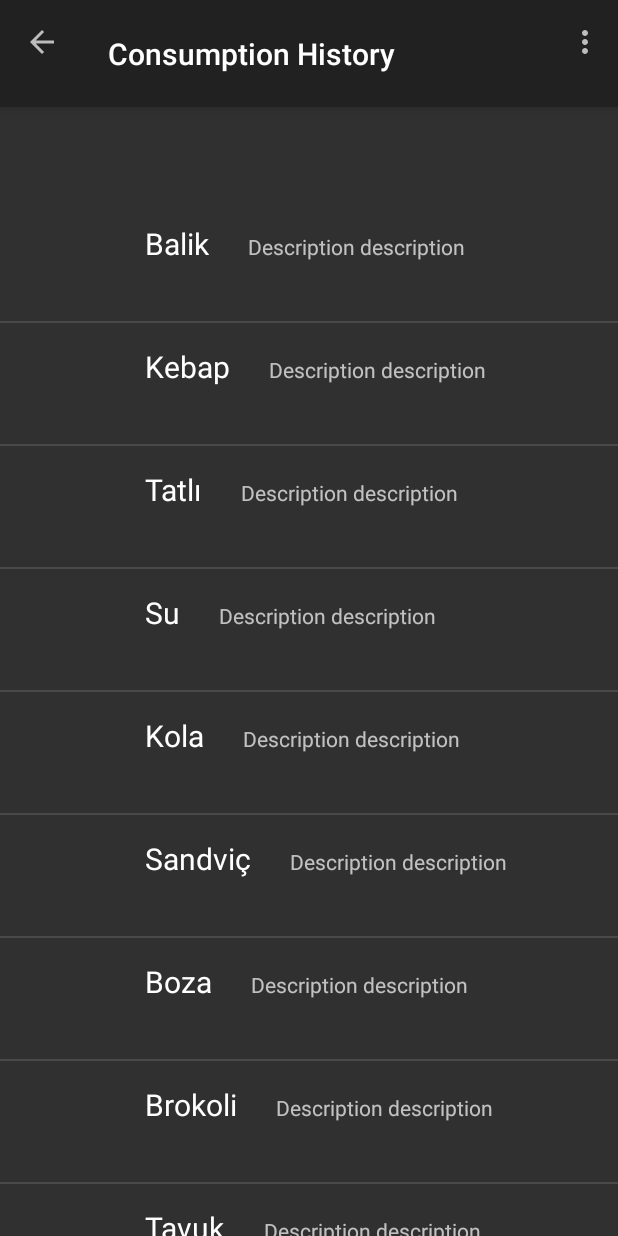
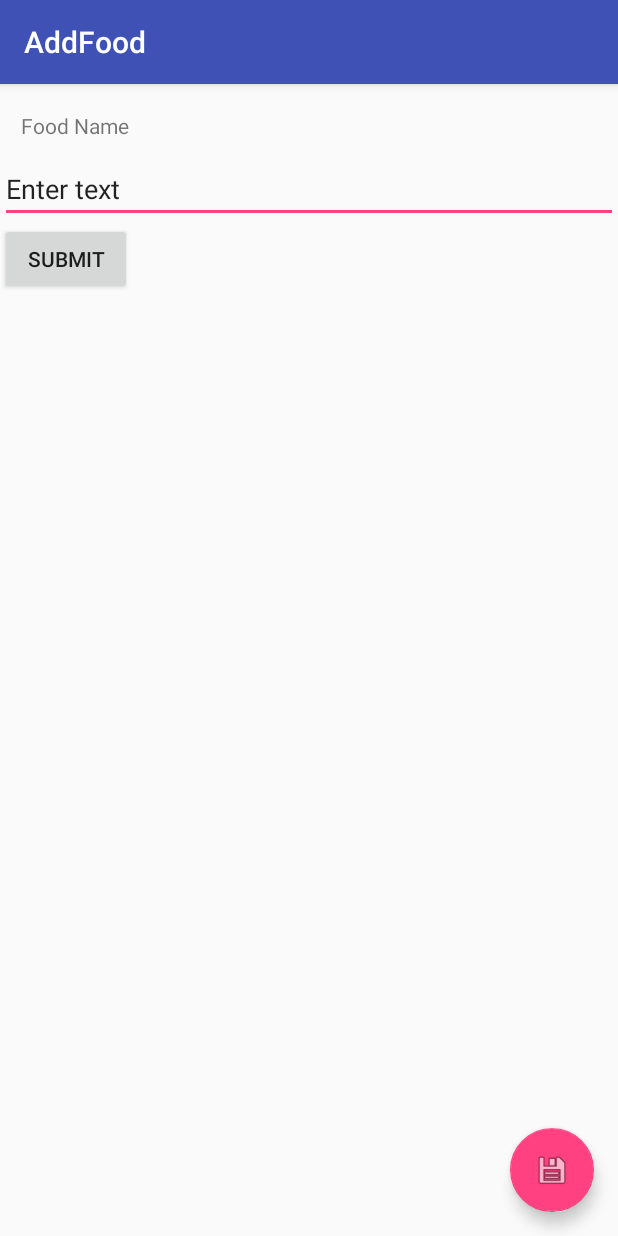
Before and after one commit to bounswe/bounswe2016group4, an Android app: the screen it shows after launch (ConsumptionHistoryActivity before the commit, AddFood after it), on a phone screen of 412 x 824 dp. Run offline under Robolectric (Android 15) with nearby library versions, the phone set to English and light mode, and no system bars; 1 statement that could not run was skipped.

Commit message:
add food page created

```diff
--- a/kwueAndroid/Kwue/app/src/main/AndroidManifest.xml
+++ b/kwueAndroid/Kwue/app/src/main/AndroidManifest.xml
@@ -6,8 +6,9 @@
     <uses-permission android:name="android.permission.GET_ACCOUNTS" />
     <uses-permission android:name="android.permission.READ_PROFILE" />
     <uses-permission android:name="android.permission.READ_CONTACTS" />
-    <uses-permission android:name="android.permission.WRITE_EXTERNAL_STORAGE"/>
+    <uses-permission android:name="android.permission.WRITE_EXTERNAL_STORAGE" />
     <uses-permission android:name="android.permission.INTERNET" />
+
     <application
         android:allowBackup="true"
         android:icon="@mipmap/ic_launcher"
@@ -21,6 +22,16 @@
             <intent-filter>
                 <action android:name="android.intent.action.MAIN" />
 
+                <category android:name="android.intent.category.OPENABLE" />
+            </intent-filter>
+        </activity>
+        <activity
+            android:name=".Activities.AddFood"
+            android:label="@string/title_activity_add_food"
+            android:theme="@style/AppTheme.NoActionBar">
+            <intent-filter>
+                <action android:name="android.intent.action.MAIN" />
+
                 <category android:name="android.intent.category.LAUNCHER" />
             </intent-filter>
         </activity>
--- /dev/null
+++ b/kwueAndroid/Kwue/app/src/main/java/com/knowwhatwoueat/kwue/Activities/AddFood.java
@@ -0,0 +1,50 @@
+package com.knowwhatwoueat.kwue.Activities;
+
+import android.os.Bundle;
+import android.support.design.widget.FloatingActionButton;
+import android.support.design.widget.Snackbar;
+import android.support.v7.app.AppCompatActivity;
+import android.support.v7.widget.Toolbar;
+import android.util.Log;
+import android.view.KeyEvent;
+import android.view.View;
+import android.view.inputmethod.EditorInfo;
+import android.widget.EditText;
+import android.widget.TextView;
+
+import com.knowwhatwoueat.kwue.R;
+
+public class AddFood extends AppCompatActivity {
+    private EditText editText ;
+    @Override
+    protected void onCreate(Bundle savedInstanceState) {
+        super.onCreate(savedInstanceState);
+        setContentView(R.layout.activity_add_food);
+        Toolbar toolbar = (Toolbar) findViewById(R.id.toolbar);
+        setSupportActionBar(toolbar);
+
+        FloatingActionButton fab = (FloatingActionButton) findViewById(R.id.fab);
+        fab.setOnClickListener(new View.OnClickListener() {
+            @Override
+            public void onClick(View view) {
+                Snackbar.make(view, "Replace with your own action", Snackbar.LENGTH_LONG)
+                        .setAction("Action", null).show();
+            }
+        });
+        editText = (EditText) findViewById(R.id.edit_food_name);
+        EditText editText = (EditText) findViewById(R.id.search);
+        editText.setOnEditorActionListener(new TextView.OnEditorActionListener() {
+            @Override
+            public boolean onEditorAction(TextView v, int actionId, KeyEvent event) {
+                boolean handled = false;
+                if (actionId == EditorInfo.IME_ACTION_SEND) {
+                    v.getText();
+                    handled = true;
+                }
+                return handled;
+            }
+        });
+    }
+
+
+}
--- a/kwueAndroid/Kwue/app/src/main/java/com/knowwhatwoueat/kwue/Activities/ConsumptionHistoryActivity.java
+++ b/kwueAndroid/Kwue/app/src/main/java/com/knowwhatwoueat/kwue/Activities/ConsumptionHistoryActivity.java
@@ -5,6 +5,7 @@ import android.app.SearchManager;
 import android.content.Context;
 import android.graphics.Bitmap;
 import android.os.Bundle;
+import android.support.v4.view.MenuItemCompat;
 import android.support.v7.app.AppCompatActivity;
 import android.support.v7.widget.SearchView;
 import android.support.v7.widget.Toolbar;
@@ -36,8 +37,9 @@ public class ConsumptionHistoryActivity extends AppCompatActivity {
         super.onCreate(savedInstanceState);
         setContentView(R.layout.activity_consumption_history);
         toolbar = (Toolbar) findViewById(R.id.toolbar);
+        toolbar.setLogo(R.mipmap.ic_launcher);
         setSupportActionBar(toolbar);
-        getSupportActionBar().setDisplayHomeAsUpEnabled(true);
+        getSupportActionBar().setDisplayHomeAsUpEnabled(false);
 
 
         //// TODO: 26.10.2016 Remove these hardcodes, pull it from backend
@@ -59,22 +61,13 @@ public class ConsumptionHistoryActivity extends AppCompatActivity {
 
         SearchManager searchManager = (SearchManager) this.getSystemService(Context.SEARCH_SERVICE);
 
-        SearchView searchView = null;
+        SearchView searchView = (SearchView) MenuItemCompat.getActionView(searchItem);
         if (searchItem != null) {
             searchView = (SearchView) searchItem.getActionView();
         }
         if (searchView != null) {
             searchView.setSearchableInfo(searchManager.getSearchableInfo(this.getComponentName()));
         }
-
-        // Get the SearchView and set the searchable configuration
-        // Associate searchable configuration with the SearchView
-        //SearchManager searchManager =
-        //        (SearchManager) getSystemService(Context.SEARCH_SERVICE);
-        //SearchView searchView =
-        //        (SearchView) menu.findItem(R.id.search).getActionView();
-        //searchView.setSearchableInfo(
-        //        searchManager.getSearchableInfo(getComponentName()));
 
 
         return super.onCreateOptionsMenu(menu);
--- /dev/null
+++ b/kwueAndroid/Kwue/app/src/main/res/layout/activity_add_food.xml
@@ -0,0 +1,70 @@
+<?xml version="1.0" encoding="utf-8"?>
+<android.support.design.widget.CoordinatorLayout xmlns:android="http://schemas.android.com/apk/res/android"
+    xmlns:app="http://schemas.android.com/apk/res-auto"
+    xmlns:tools="http://schemas.android.com/tools"
+    android:layout_width="match_parent"
+    android:layout_height="match_parent"
+    android:fitsSystemWindows="true"
+    tools:context="com.knowwhatwoueat.kwue.Activities.AddFood">
+
+    <android.support.design.widget.AppBarLayout
+        android:layout_width="match_parent"
+        android:layout_height="wrap_content"
+        android:theme="@style/AppTheme.AppBarOverlay">
+
+        <android.support.v7.widget.Toolbar
+            android:id="@+id/toolbar"
+            android:layout_width="match_parent"
+            android:layout_height="?attr/actionBarSize"
+            android:background="?attr/colorPrimary"
+            app:popupTheme="@style/AppTheme.PopupOverlay" />
+
+    </android.support.design.widget.AppBarLayout>
+
+    <LinearLayout
+        android:layout_marginTop="?attr/actionBarSize"
+        android:layout_width="match_parent"
+        android:layout_height="wrap_content"
+        android:orientation="vertical"
+        >
+        <TextView
+            android:id="@+id/text_food_name"
+            android:layout_width="wrap_content"
+            android:layout_height="wrap_content"
+            android:layout_alignParentLeft="true"
+            android:layout_alignParentTop="true"
+            android:layout_marginLeft="14dp"
+            android:layout_marginTop="18dp"
+            android:text="@string/food_name" />
+        <EditText
+            android:id="@+id/edit_food_name"
+            android:layout_width="fill_parent"
+            android:layout_height="wrap_content"
+            android:layout_below="@+id/text_food_name"
+            android:layout_marginTop="10dp"
+            android:ems="15"
+            android:text="@string/enter_text" android:inputType="text" />
+        <Button
+            android:id="@+id/button"
+            android:layout_width="wrap_content"
+            android:layout_height="wrap_content"
+            android:layout_alignLeft="@+id/text_food_name"
+            android:layout_below="@+id/text_food_name"
+            android:layout_marginTop="0dp"
+            android:text="@string/submit" />
+
+    </LinearLayout>
+    <android.support.design.widget.FloatingActionButton
+        android:id="@+id/fab"
+        android:layout_width="wrap_content"
+        android:layout_height="wrap_content"
+        android:layout_gravity="bottom|end"
+        android:layout_margin="@dimen/fab_margin"
+        app:srcCompat="@android:drawable/ic_menu_save" />
+
+
+
+    <include layout="@layout/content_add_food"
+        android:id="@+id/include" />
+
+</android.support.design.widget.CoordinatorLayout>
--- a/kwueAndroid/Kwue/app/src/main/res/layout/activity_consumption_history.xml
+++ b/kwueAndroid/Kwue/app/src/main/res/layout/activity_consumption_history.xml
@@ -16,7 +16,7 @@
             android:layout_height="71dp"
             android:background="?attr/colorPrimary"
             android:fitsSystemWindows="true"
-            />
+            android:theme="@style/Base.Widget.AppCompat.SearchView" />
     </android.support.design.widget.AppBarLayout>
     <RelativeLayout
         android:layout_marginTop="200px"
--- /dev/null
+++ b/kwueAndroid/Kwue/app/src/main/res/layout/content_add_food.xml
@@ -0,0 +1,16 @@
+<?xml version="1.0" encoding="utf-8"?>
+<RelativeLayout xmlns:android="http://schemas.android.com/apk/res/android"
+    xmlns:app="http://schemas.android.com/apk/res-auto"
+    xmlns:tools="http://schemas.android.com/tools"
+    android:id="@+id/content_add_food"
+    android:layout_width="match_parent"
+    android:layout_height="match_parent"
+    android:paddingBottom="@dimen/activity_vertical_margin"
+    android:paddingLeft="@dimen/activity_horizontal_margin"
+    android:paddingRight="@dimen/activity_horizontal_margin"
+    android:paddingTop="@dimen/activity_vertical_margin"
+    app:layout_behavior="@string/appbar_scrolling_view_behavior"
+    tools:context="com.knowwhatwoueat.kwue.Activities.AddFood"
+    tools:showIn="@layout/activity_add_food">
+
+</RelativeLayout>
--- a/kwueAndroid/Kwue/app/src/main/res/menu/options_menu.xml
+++ b/kwueAndroid/Kwue/app/src/main/res/menu/options_menu.xml
@@ -4,8 +4,10 @@
     xmlns:app="http://schemas.android.com/apk/res-auto">
     <item android:id="@+id/search"
         android:title="@string/search_title"
-        android:icon="@android:drawable/ic_menu_search"
+        android:icon="@android:drawable/ic_search_category_default"
         android:showAsAction="always"
         app:actionViewClass="android.support.v7.widget.SearchView"
-        tools:ignore="AppCompatResource" />
+        tools:ignore="AppCompatResource"
+        />
+
 </menu>
--- a/kwueAndroid/Kwue/app/src/main/res/values/strings.xml
+++ b/kwueAndroid/Kwue/app/src/main/res/values/strings.xml
@@ -8,4 +8,8 @@
     <string name="app_label">search</string>
     <string name="search_hint">Search for foods of servers</string>
     <string name="search_title">SearchFood</string>
+    <string name="title_activity_add_food">AddFood</string>
+    <string name="food_name">Food Name</string>
+    <string name="enter_text">Enter text</string>
+    <string name="submit">Submit</string>
 </resources>
```
